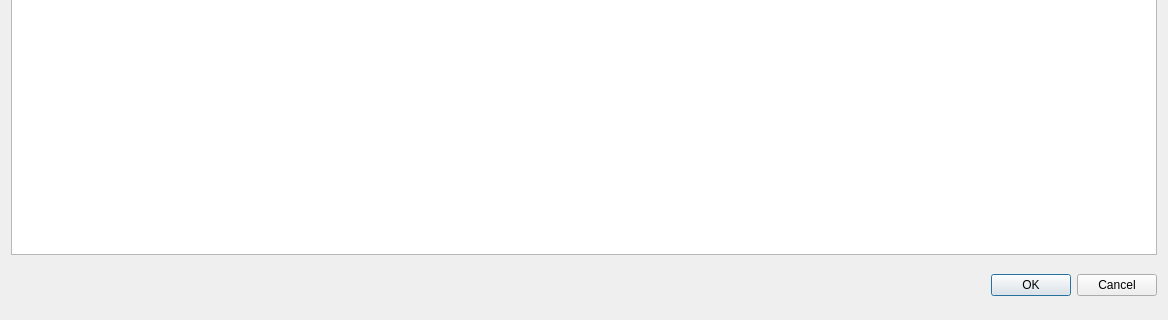
The window that idangr/ui/constraints.ui (andreafioraldi/IDAngr) describes before a commit, drawn with Qt 5; both pictures show x 0 to 1168 and y 555 to 875 of the 1168 by 875 pixel window.
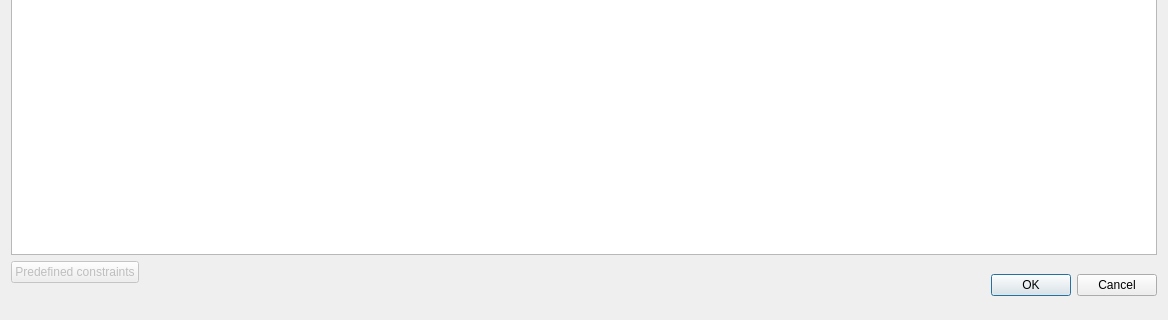
The same window after the commit.

Commit message: added skeleton for predefined scripts

The edit to the form file:
```diff
--- a/idangr/ui/constraints.ui
+++ b/idangr/ui/constraints.ui
@@ -22,6 +22,18 @@
     </widget>
    </item>
    <item row="1" column="0">
+    <layout class="QFormLayout" name="formLayout">
+     <item row="0" column="0">
+      <widget class="QPushButton" name="deafultsButton">
+       <property name="enabled">
+        <bool>false</bool>
+       </property>
+       <property name="text">
+        <string>Predefined constraints</string>
+       </property>
+      </widget>
+     </item>
+     <item row="0" column="1">
     <widget class="QDialogButtonBox" name="buttonBox">
      <property name="minimumSize">
       <size>
@@ -36,6 +48,8 @@
       <set>QDialogButtonBox::Cancel|QDialogButtonBox::Ok</set>
      </property>
     </widget>
+     </item>
+    </layout>
    </item>
   </layout>
  </widget>
```
Lines whose indentation alone changed are shown as unchanged. The commit also changes 7 other files.
